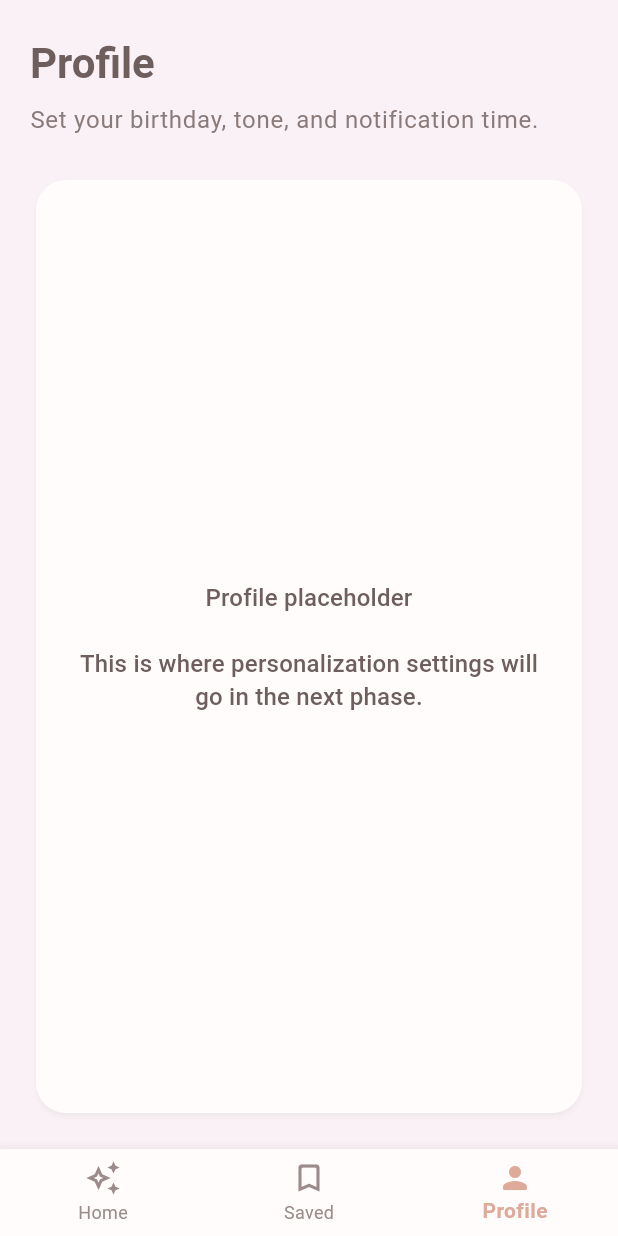
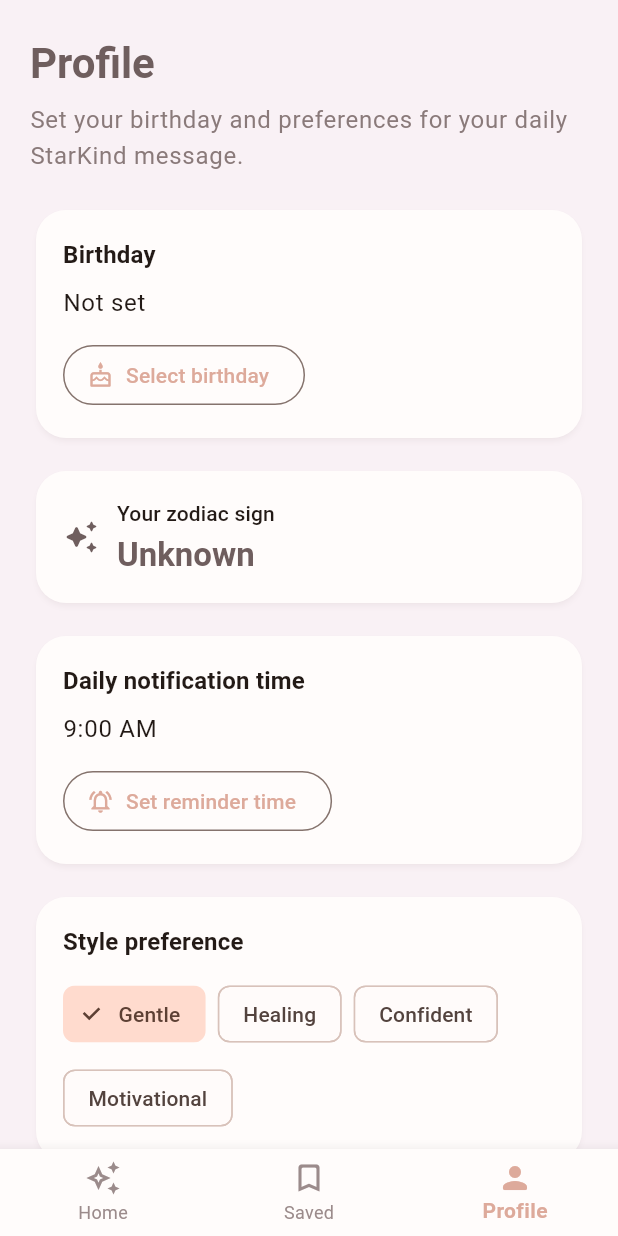
Before and after one commit to tonybjzhao/starkind_flutter, a Flutter app: the screen it shows after launch, item 3 of the bottom bar chosen, on a phone screen of 412 x 824 dp. Run offline on Flutter 3.47's test engine with Material 3 defaults, Android fonts, the light colour scheme and no system bars.

Commit message:
Phase 3: birthday picker and zodiac calculation

```diff
--- a/lib/screens/profile_screen.dart
+++ b/lib/screens/profile_screen.dart
@@ -1,15 +1,75 @@
 import 'package:flutter/material.dart';
 
-class ProfileScreen extends StatelessWidget {
+import '../services/zodiac_service.dart';
+
+class ProfileScreen extends StatefulWidget {
   const ProfileScreen({super.key});
 
   @override
+  State<ProfileScreen> createState() => _ProfileScreenState();
+}
+
+class _ProfileScreenState extends State<ProfileScreen> {
+  final ZodiacService _zodiacService = ZodiacService();
+
+  DateTime? _birthday;
+  TimeOfDay _notificationTime = const TimeOfDay(hour: 9, minute: 0);
+  String _selectedTone = 'Gentle';
+
+  static const List<String> _tones = [
+    'Gentle',
+    'Healing',
+    'Confident',
+    'Motivational',
+  ];
+
+  Future<void> _pickBirthday() async {
+    final now = DateTime.now();
+    final picked = await showDatePicker(
+      context: context,
+      firstDate: DateTime(1900),
+      lastDate: now,
+      initialDate: _birthday ?? DateTime(now.year - 20, 1, 1),
+    );
+
+    if (picked != null) {
+      setState(() {
+        _birthday = picked;
+      });
+    }
+  }
+
+  Future<void> _pickTime() async {
+    final picked = await showTimePicker(
+      context: context,
+      initialTime: _notificationTime,
+    );
+
+    if (picked != null) {
+      setState(() {
+        _notificationTime = picked;
+      });
+    }
+  }
+
+  String _formatDate(DateTime? date) {
+    if (date == null) {
+      return 'Not set';
+    }
+    final mm = date.month.toString().padLeft(2, '0');
+    final dd = date.day.toString().padLeft(2, '0');
+    return '$mm/$dd/${date.year}';
+  }
+
+  @override
   Widget build(BuildContext context) {
+    final zodiacSign = _birthday == null
+        ? 'Unknown'
+        : _zodiacService.getZodiacSign(_birthday!);
+
     return SafeArea(
-      child: Padding(
-        padding: const EdgeInsets.fromLTRB(20, 24, 20, 20),
-        child: Column(
-          crossAxisAlignment: CrossAxisAlignment.start,
+      child: ListView(
+        padding: const EdgeInsets.fromLTRB(20, 24, 20, 24),
         children: [
           Text(
             'Profile',
@@ -20,32 +80,135 @@
           ),
           const SizedBox(height: 8),
           Text(
-              'Set your birthday, tone, and notification time.',
+            'Set your birthday and preferences for your daily StarKind message.',
             style: Theme.of(context).textTheme.bodyLarge?.copyWith(
                   color: const Color(0xFF8A7A7A),
                 ),
           ),
-            const SizedBox(height: 24),
+          const SizedBox(height: 20),
+          Card(
+            child: Padding(
+              padding: const EdgeInsets.all(18),
+              child: Column(
+                crossAxisAlignment: CrossAxisAlignment.start,
+                children: [
+                  Text(
+                    'Birthday',
+                    style: Theme.of(context).textTheme.titleMedium?.copyWith(
+                          fontWeight: FontWeight.w700,
+                        ),
+                  ),
+                  const SizedBox(height: 8),
+                  Text(
+                    _formatDate(_birthday),
+                    style: Theme.of(context).textTheme.bodyLarge,
+                  ),
+                  const SizedBox(height: 12),
+                  OutlinedButton.icon(
+                    onPressed: _pickBirthday,
+                    icon: const Icon(Icons.cake_outlined),
+                    label: const Text('Select birthday'),
+                  ),
+                ],
+              ),
+            ),
+          ),
+          const SizedBox(height: 14),
+          Card(
+            child: Padding(
+              padding: const EdgeInsets.all(18),
+              child: Row(
+                children: [
+                  const Icon(Icons.auto_awesome_rounded, color: Color(0xFF6F5E5E)),
+                  const SizedBox(width: 12),
                   Expanded(
-              child: Card(
-                child: Center(
-                  child: Padding(
-                    padding: const EdgeInsets.all(24),
-                    child: Text(
-                      'Profile placeholder\n\nThis is where personalization settings will go in the next phase.',
-                      textAlign: TextAlign.center,
-                      style: Theme.of(context).textTheme.titleMedium?.copyWith(
-                            height: 1.4,
+                    child: Column(
+                      crossAxisAlignment: CrossAxisAlignment.start,
+                      children: [
+                        Text(
+                          'Your zodiac sign',
+                          style: Theme.of(context).textTheme.titleSmall,
+                        ),
+                        const SizedBox(height: 4),
+                        Text(
+                          zodiacSign,
+                          style: Theme.of(context).textTheme.titleLarge?.copyWith(
+                                fontWeight: FontWeight.w700,
                                 color: const Color(0xFF6F5E5E),
                               ),
                         ),
+                      ],
                     ),
+                  ),
+                ],
+              ),
+            ),
+          ),
+          const SizedBox(height: 14),
+          Card(
+            child: Padding(
+              padding: const EdgeInsets.all(18),
+              child: Column(
+                crossAxisAlignment: CrossAxisAlignment.start,
+                children: [
+                  Text(
+                    'Daily notification time',
+                    style: Theme.of(context).textTheme.titleMedium?.copyWith(
+                          fontWeight: FontWeight.w700,
+                        ),
+                  ),
+                  const SizedBox(height: 8),
+                  Text(
+                    _notificationTime.format(context),
+                    style: Theme.of(context).textTheme.bodyLarge,
+                  ),
+                  const SizedBox(height: 12),
+                  OutlinedButton.icon(
+                    onPressed: _pickTime,
+                    icon: const Icon(Icons.notifications_active_outlined),
+                    label: const Text('Set reminder time'),
+                  ),
+                ],
+              ),
+            ),
+          ),
+          const SizedBox(height: 14),
+          Card(
+            child: Padding(
+              padding: const EdgeInsets.all(18),
+              child: Column(
+                crossAxisAlignment: CrossAxisAlignment.start,
+                children: [
+                  Text(
+                    'Style preference',
+                    style: Theme.of(context).textTheme.titleMedium?.copyWith(
+                          fontWeight: FontWeight.w700,
+                        ),
+                  ),
+                  const SizedBox(height: 12),
+                  Wrap(
+                    spacing: 8,
+                    runSpacing: 8,
+                    children: _tones
+                        .map(
+                          (tone) => ChoiceChip(
+                            label: Text(tone),
+                            selected: _selectedTone == tone,
+                            onSelected: (_) {
+                              setState(() {
+                                _selectedTone = tone;
+                              });
+                            },
+                          ),
+                        )
+                        .toList(),
+                  ),
+                ],
               ),
             ),
           ),
         ],
       ),
-      ),
     );
   }
 }
--- /dev/null
+++ b/lib/services/zodiac_service.dart
@@ -0,0 +1,41 @@
+class ZodiacService {
+  String getZodiacSign(DateTime birthday) {
+    final month = birthday.month;
+    final day = birthday.day;
+
+    if ((month == 3 && day >= 21) || (month == 4 && day <= 19)) {
+      return 'Aries';
+    }
+    if ((month == 4 && day >= 20) || (month == 5 && day <= 20)) {
+      return 'Taurus';
+    }
+    if ((month == 5 && day >= 21) || (month == 6 && day <= 20)) {
+      return 'Gemini';
+    }
+    if ((month == 6 && day >= 21) || (month == 7 && day <= 22)) {
+      return 'Cancer';
+    }
+    if ((month == 7 && day >= 23) || (month == 8 && day <= 22)) {
+      return 'Leo';
+    }
+    if ((month == 8 && day >= 23) || (month == 9 && day <= 22)) {
+      return 'Virgo';
+    }
+    if ((month == 9 && day >= 23) || (month == 10 && day <= 22)) {
+      return 'Libra';
+    }
+    if ((month == 10 && day >= 23) || (month == 11 && day <= 21)) {
+      return 'Scorpio';
+    }
+    if ((month == 11 && day >= 22) || (month == 12 && day <= 21)) {
+      return 'Sagittarius';
+    }
+    if ((month == 12 && day >= 22) || (month == 1 && day <= 19)) {
+      return 'Capricorn';
+    }
+    if ((month == 1 && day >= 20) || (month == 2 && day <= 18)) {
+      return 'Aquarius';
+    }
+    return 'Pisces';
+  }
+}
```
Lines whose indentation alone changed are shown as unchanged.
